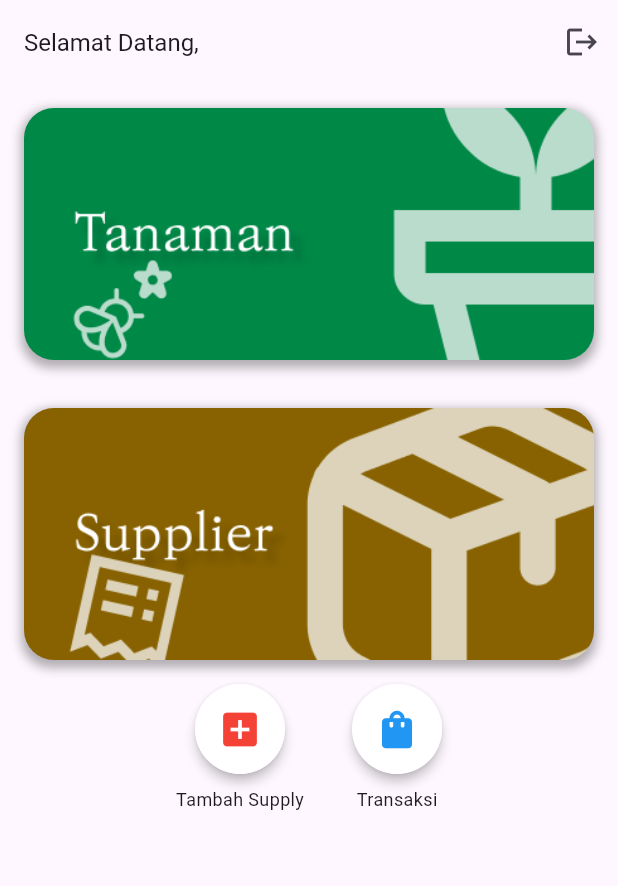
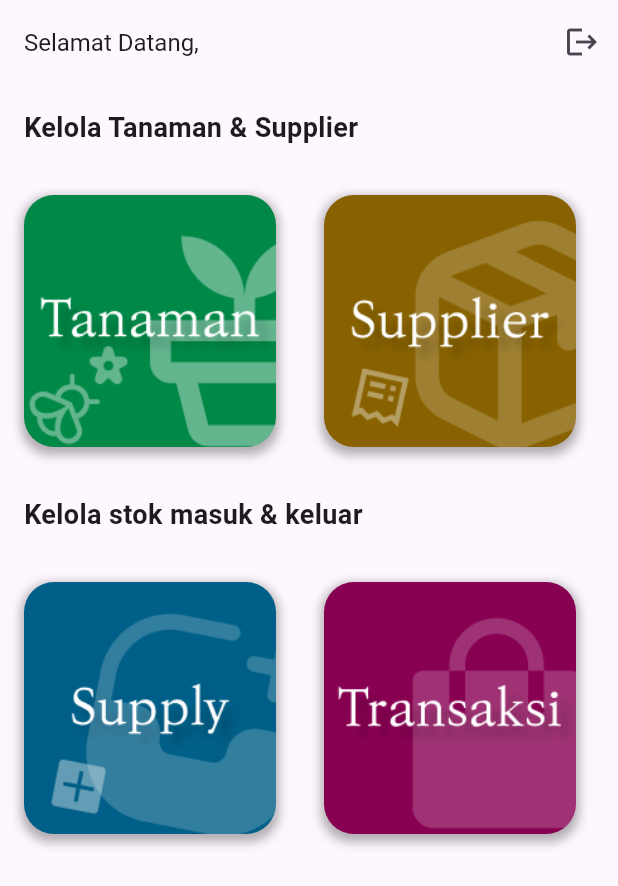
Before and after one commit to Jovanka-Priandanu/Botanica, a Flutter app: the HomePage screen opened directly with empty values, on a phone screen of 412 x 824 dp. Shown: the top 886 px of the screen. Run offline on Flutter 3.47's test engine with Material 3 defaults, Android fonts, the phone set to English and light mode, and no system bars; our stand-ins replace dotted_border, image_picker, shared_preferences; accounts and stored records are empty.

Commit message:
In-Supply Change

```diff
--- a/lib/homepage.dart
+++ b/lib/homepage.dart
@@ -1,8 +1,11 @@
+// HomePage.dart
+
 import 'package:flutter/material.dart';
 import 'package:shared_preferences/shared_preferences.dart';
 import 'tanaman_view.dart';
 import 'main.dart';
 import 'supplier_view.dart';
+import 'in_log.dart';
 
 class HomePage extends StatelessWidget {
   final String namaLengkap;
@@ -31,7 +34,23 @@ class HomePage extends StatelessWidget {
           ),
         ],
       ),
-      body: Column(
+      body: SingleChildScrollView(
+        child: Column(
+          crossAxisAlignment: CrossAxisAlignment.start,
+          children: [
+            Padding(
+              padding: const EdgeInsets.all(16.0),
+              child: Align(
+                alignment: Alignment.centerLeft,
+                child: Text(
+                  'Kelola Tanaman & Supplier',
+                  style: TextStyle(fontSize: 18, fontWeight: FontWeight.bold),
+                ),
+              ),
+            ),
+            SingleChildScrollView(
+              scrollDirection: Axis.horizontal,
+              child: Row(
                 children: [
                   GestureDetector(
                     onTap: () {
@@ -40,7 +59,7 @@ class HomePage extends StatelessWidget {
                       );
                     },
                     child: SizedBox(
-              width: 500,
+                      width: 200,
                       height: 200,
                       child: Container(
                         margin: EdgeInsets.all(16.0),
@@ -72,7 +91,7 @@ class HomePage extends StatelessWidget {
                       );
                     },
                     child: SizedBox(
-              width: 500,
+                      width: 200,
                       height: 200,
                       child: Container(
                         margin: EdgeInsets.all(16.0),
@@ -97,56 +116,90 @@ class HomePage extends StatelessWidget {
                       ),
                     ),
                   ),
-          // Tambahkan 2 buah tombol ikon berbentuk bulat di bawah gambar Supplier
-         Row(
-          mainAxisAlignment: MainAxisAlignment.center,
-          children: [
-            Column(
-              children: [
-                Material(
-                  shape: CircleBorder(),
-                  elevation: 3,
-                  child: CircleAvatar(
-                    radius: 30,
-                    backgroundColor: Colors.white,
-                    child: IconButton(
-                      icon: Icon(Icons.add_box, size: 30),
-                      color: Colors.red,
-                      onPressed: () {
-                        // Aksi saat tombol ditekan
-                      },
+                ],
+              ),
+            ),
+            Padding(
+              padding: const EdgeInsets.all(16.0),
+              child: Align(
+                alignment: Alignment.centerLeft,
+                child: Text(
+                  'Kelola stok masuk & keluar',
+                  style: TextStyle(fontSize: 18, fontWeight: FontWeight.bold),
                 ),
               ),
             ),
-                SizedBox(height: 8), // Jarak antara ikon dan teks
-                Text('Tambah Supply', style: TextStyle(fontSize: 12)),
+            SingleChildScrollView(
+              scrollDirection: Axis.horizontal,
+              child: Row(
+                children: [
+                  GestureDetector(
+                    onTap: () {
+                      Navigator.of(context).push(
+                        MaterialPageRoute(builder: (context) => InLogPage()),
+                      );
+                    },
+                    child: SizedBox(
+                      width: 200,
+                      height: 200,
+                      child: Container(
+                        margin: EdgeInsets.all(16.0),
+                        decoration: BoxDecoration(
+                          borderRadius: BorderRadius.circular(20),
+                          boxShadow: [
+                            BoxShadow(
+                              color: Colors.black.withOpacity(0.3),
+                              spreadRadius: 2,
+                              blurRadius: 5,
+                              offset: Offset(0, 3),
+                            ),
                           ],
                         ),
-            SizedBox(width: 32), // Jarak antara dua tombol
-            Column(
-              children: [
-                Material(
-                  shape: CircleBorder(),
-                  elevation: 3,
-                  child: CircleAvatar(
-                    radius: 30,
-                    backgroundColor: Colors.white,
-                    child: IconButton(
-                      icon: Icon(Icons.shopping_bag, size: 30),
-                      color: Colors.blue,
-                      onPressed: () {
-                        // Aksi saat tombol ditekan
-                      },
+                        child: ClipRRect(
+                          borderRadius: BorderRadius.circular(20),
+                          child: Image.asset(
+                            'assets/images/inSupply-menu.png',
+                            fit: BoxFit.cover,
                           ),
                         ),
                       ),
-                SizedBox(height: 8), // Jarak antara ikon dan teks
-                Text('Transaksi', style: TextStyle(fontSize: 12)),
-              ],
+                    ),
+                  ),
+                  GestureDetector(
+                    onTap: () {
+                      // Add navigation to out supply page when implemented
+                    },
+                    child: SizedBox(
+                      width: 200,
+                      height: 200,
+                      child: Container(
+                        margin: EdgeInsets.all(16.0),
+                        decoration: BoxDecoration(
+                          borderRadius: BorderRadius.circular(20),
+                          boxShadow: [
+                            BoxShadow(
+                              color: Colors.black.withOpacity(0.3),
+                              spreadRadius: 2,
+                              blurRadius: 5,
+                              offset: Offset(0, 3),
                             ),
                           ],
                         ),
+                        child: ClipRRect(
+                          borderRadius: BorderRadius.circular(20),
+                          child: Image.asset(
+                            'assets/images/OutSupply-menu.png',
+                            fit: BoxFit.cover,
+                          ),
+                        ),
+                      ),
+                    ),
+                  ),
                 ],
+              ),
+            ),
+          ],
+        ),
       ),
     );
   }
--- a/pubspec.yaml
+++ b/pubspec.yaml
@@ -35,6 +35,8 @@ dependencies:
   image_picker: ^1.1.2
   dotted_border: ^2.1.0
   path_provider: ^2.0.5
+  intl: ^0.17.0
+  flutter_datetime_picker: ^1.5.1
 
 
   # The following adds the Cupertino Icons font to your application.
@@ -66,7 +68,6 @@ flutter:
   # To add assets to your application, add an assets section, like this:
   assets:
     - assets/images/
-    - assets/images/tanaman/
 
 
   # An image asset can refer to one or more resolution-specific "variants", see
```
Also changed, not shown: lib/data.dart (+32 -0 lines), lib/in_log.dart (added, +138 -0 lines), lib/tambah_supply.dart (added, +283 -0 lines), assets/images/OutSupply-menu.png (added), assets/images/inSupply-menu.png (added), assets/images/supplier-menu.png, assets/images/tanaman-menu.png, assets/images/tanaman/jagung.jpg (deleted), assets/images/tanaman/kaktus.jpg (deleted), assets/images/tanaman/kornblume.jpeg (deleted), assets/images/tanaman/lavender.jpg (deleted), pubspec.lock. Lines whose indentation alone changed are shown as unchanged.
